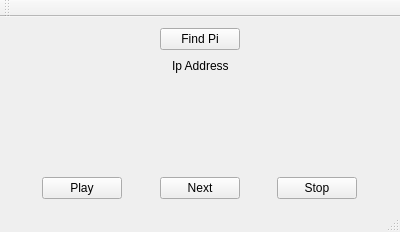
Before: the Qt Designer form desktop/PiPlayerApp/mainwindow.ui in dannagle/PiPlayer, drawn with Qt 5.
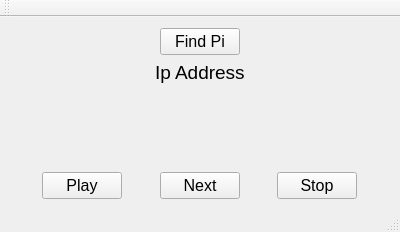
After: the same form once the commit is applied.

Commit message: hide twitter button

```diff
--- a/desktop/PiPlayerApp/mainwindow.ui
+++ b/desktop/PiPlayerApp/mainwindow.ui
@@ -32,6 +32,11 @@
       </item>
       <item>
        <widget class="QPushButton" name="findPiButton">
+        <property name="font">
+         <font>
+          <pointsize>12</pointsize>
+         </font>
+        </property>
         <property name="text">
          <string>  Find Pi  </string>
         </property>
@@ -69,6 +74,11 @@
       </item>
       <item>
        <widget class="QLabel" name="piIPLabel">
+        <property name="font">
+         <font>
+          <pointsize>14</pointsize>
+         </font>
+        </property>
         <property name="text">
          <string>Ip Address</string>
         </property>
@@ -119,6 +129,11 @@
       </item>
       <item>
        <widget class="QPushButton" name="playButton">
+        <property name="font">
+         <font>
+          <pointsize>12</pointsize>
+         </font>
+        </property>
         <property name="text">
          <string>Play</string>
         </property>
@@ -139,6 +154,11 @@
       </item>
       <item>
        <widget class="QPushButton" name="nextButton">
+        <property name="font">
+         <font>
+          <pointsize>12</pointsize>
+         </font>
+        </property>
         <property name="text">
          <string>Next</string>
         </property>
@@ -159,6 +179,11 @@
       </item>
       <item>
        <widget class="QPushButton" name="stopButton">
+        <property name="font">
+         <font>
+          <pointsize>12</pointsize>
+         </font>
+        </property>
         <property name="text">
          <string>Stop</string>
         </property>
```
Left out of the diff: 2 changed lines with no effect on the pictures. The commit also changes 1 other file.
